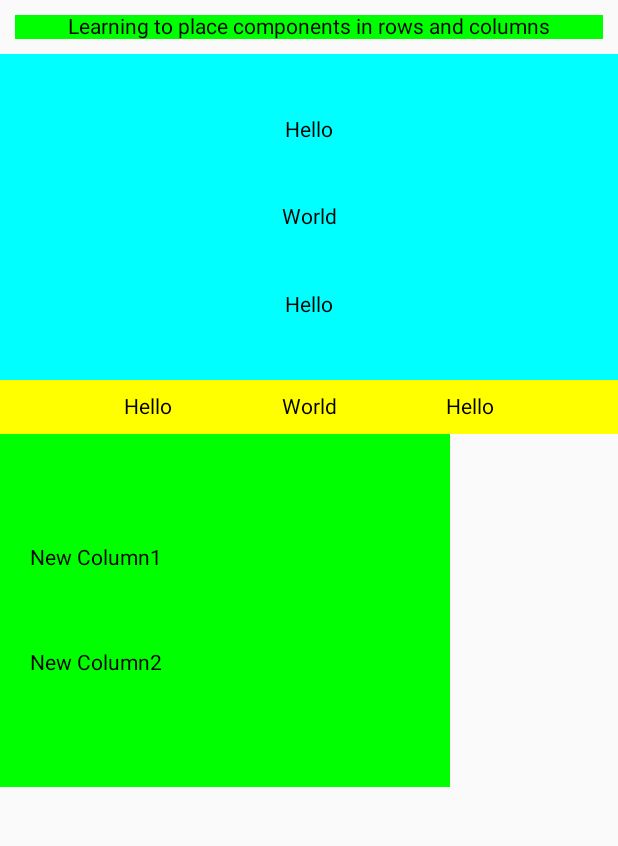
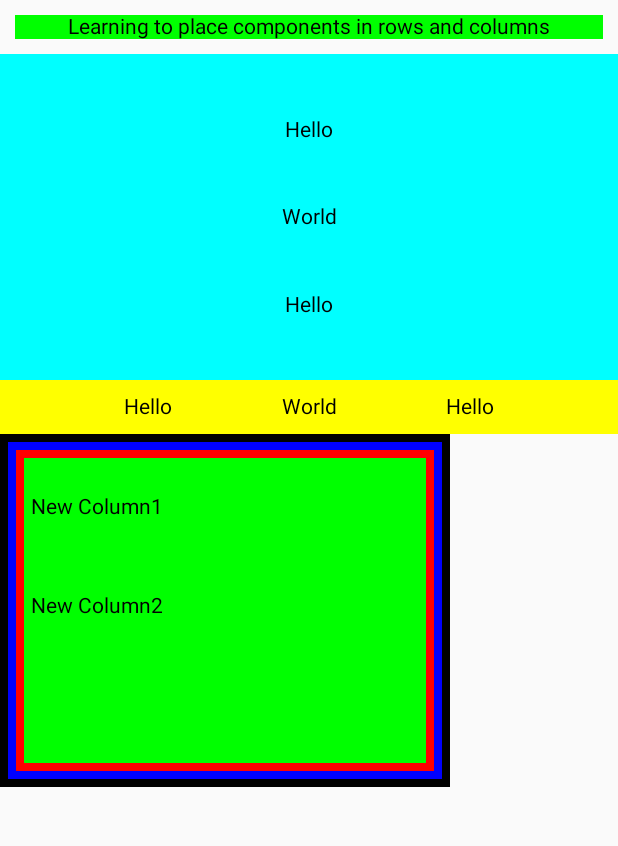
Before and after one commit to TanishqSehgal7/JetpackComposeTutorial, an Android app built with Jetpack Compose: the screen it shows after launch (MainActivity), on a phone screen of 412 x 824 dp, the part 96-942 px from its top. Run offline under Robolectric (Android 15) with nearby library versions, the phone set to English and light mode, and no system bars.

Commit message:
Concept of Modifier

```diff
--- a/app/src/main/java/com/example/jetpackcomposetutorial/MainActivity.kt
+++ b/app/src/main/java/com/example/jetpackcomposetutorial/MainActivity.kt
@@ -1,10 +1,14 @@
 package com.example.jetpackcomposetutorial
 
 import android.os.Bundle
+import android.widget.Button
 import androidx.activity.ComponentActivity
 import androidx.activity.compose.setContent
 import androidx.compose.foundation.background
+import androidx.compose.foundation.border
+import androidx.compose.foundation.clickable
 import androidx.compose.foundation.layout.*
+import androidx.compose.material3.Button
 import androidx.compose.material3.MaterialTheme
 import androidx.compose.material3.Surface
 import androidx.compose.material3.Text
@@ -12,6 +16,8 @@ import androidx.compose.runtime.Composable
 import androidx.compose.ui.Alignment
 import androidx.compose.ui.Modifier
 import androidx.compose.ui.graphics.Color
+import androidx.compose.ui.graphics.RectangleShape
+import androidx.compose.ui.graphics.Shape
 import androidx.compose.ui.tooling.preview.Preview
 import androidx.compose.ui.unit.dp
 import com.example.jetpackcomposetutorial.ui.theme.JetpackComposeTutorialTheme
@@ -77,6 +83,9 @@ class MainActivity : ComponentActivity() {
                     -> SpaceBetween: creates maximum space possible between components
                     -> SpaceAround: gives each components the same space but other components half space of the middle components
                     -> Modifier.fillMaxSize() : same as match parent, makes the component fit to screen size
+                    -> Offset: it is same as margin but it does not shift other components along with it.
+                        Only the component that has the offset gets shifted to the specified margins
+                    -> Spacer: inserts an empty composable spacing between components
                  */
 
                 Column() {
@@ -119,15 +128,24 @@ class MainActivity : ComponentActivity() {
                     Text(text = "Hello")
                 }
 
-                Column(modifier = Modifier.background(Color.Green)
+                Column(modifier = Modifier
+                    .background(Color.Green)
                     .fillMaxHeight(0.5f)
                     .width(300.dp)
-                    .padding(20.dp),
-                    verticalArrangement = Arrangement.SpaceEvenly
+                    .border(5.dp, Color.Black)
+                    .padding(5.dp)
+                    .border(5.dp, Color.Blue)
+                    .padding(5.dp)
+                    .border(5.dp, Color.Red)
+                    .padding(10.dp)
+//                    .border(3.dp,Color.Black, RectangleShape)
 //                    .requiredWidth(300.dp)
                 ) {
-                    Text(text = "New Column1", modifier = Modifier.offset())
-                    Text(text = "New Column2")
+//                    Text(text = "New Column1", modifier = Modifier.offset(0.dp,16.dp))
+                        Spacer(modifier = Modifier.height(20.dp))
+                        Text(text = "New Column1", modifier = Modifier.clickable {})
+                        Spacer(modifier = Modifier.height(50.dp))
+                        Text(text = "New Column2")
                 }
 
             }
```
